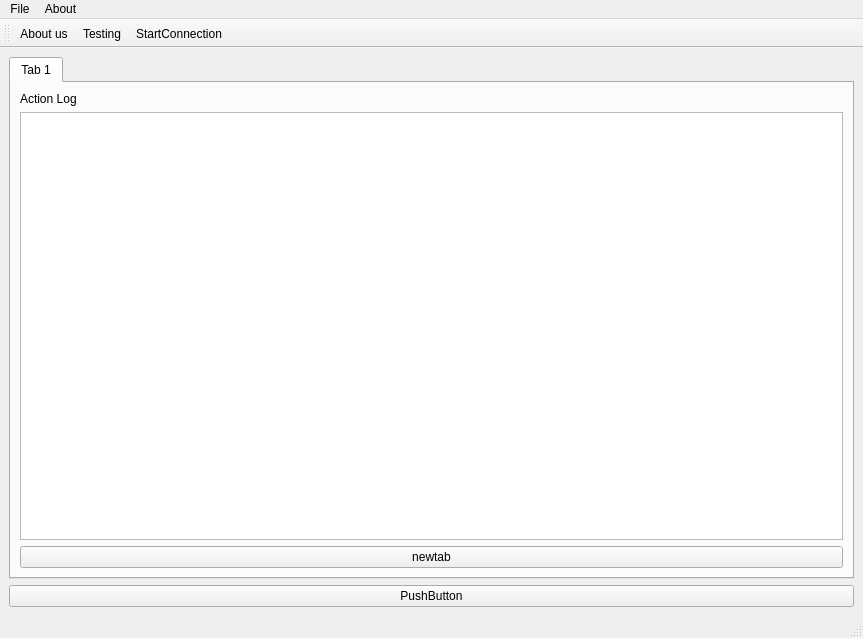
This is mainwindow.ui in duqcyxwd/LeapRobot as Qt 5 draws it before an edit. The edited form follows.
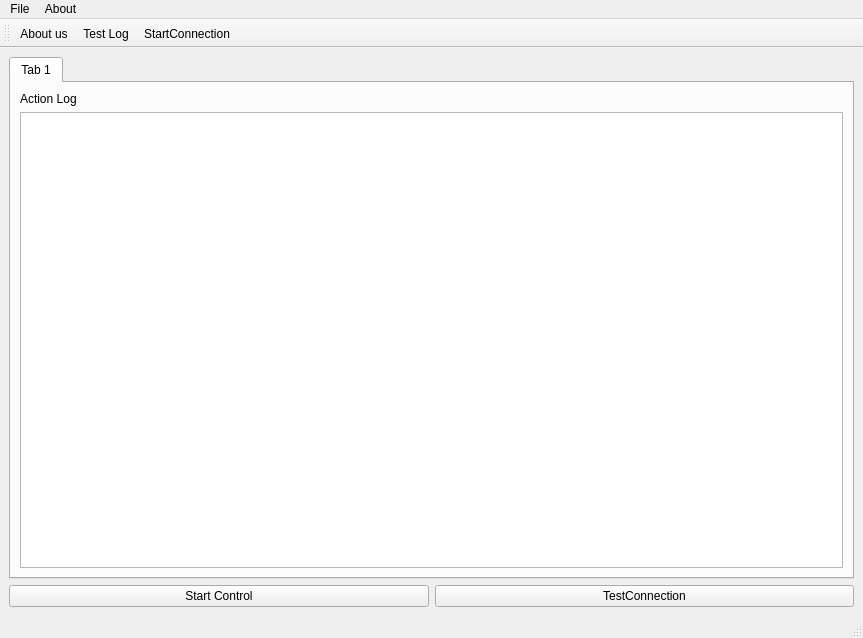
This is the edited form.

What changed in the file:
```diff
--- a/mainwindow.ui
+++ b/mainwindow.ui
@@ -54,23 +54,27 @@
           </item>
          </layout>
         </item>
+       </layout>
+      </widget>
+     </widget>
+    </item>
+    <item>
+     <layout class="QHBoxLayout" name="horizontalLayout">
         <item>
          <widget class="QPushButton" name="newtab">
           <property name="text">
-           <string>newtab</string>
-          </property>
-         </widget>
-        </item>
-       </layout>
-      </widget>
+         <string>Start Control</string>
+        </property>
      </widget>
     </item>
     <item>
-     <widget class="QPushButton" name="pushButton_2">
+       <widget class="QPushButton" name="pushButton">
       <property name="text">
-       <string>PushButton</string>
-      </property>
-     </widget>
+         <string>TestConnection</string>
+        </property>
+       </widget>
+      </item>
+     </layout>
     </item>
    </layout>
   </widget>
@@ -127,7 +131,7 @@
   </action>
   <action name="actionTesting">
    <property name="text">
-    <string>Testing</string>
+    <string>Test Log</string>
    </property>
   </action>
   <action name="actionStartConnection">
```
Left out of the diff: 2 changed lines with no effect on the pictures. Lines whose indentation alone changed are shown as unchanged.
